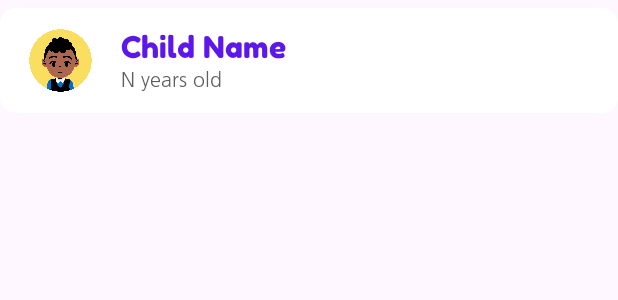
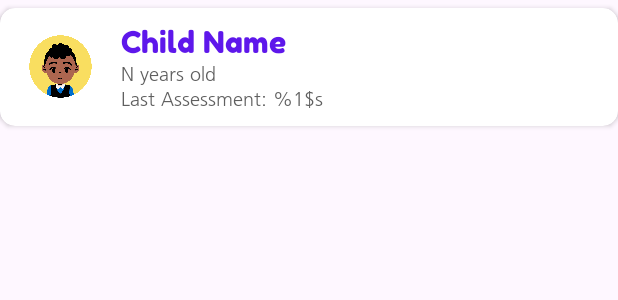
Before and after one commit to mgbong03/tahanapp, an Android app: the layout card_profile.xml on its own in the app's theme, with its tools: preview values and no code run, on a phone screen of 412 x 824 dp. Shown: the top 300 px of the screen. Run offline under Robolectric (Android 15) with nearby library versions, the phone set to English and light mode, and no system bars.

Commit message:
update profile card

```diff
--- a/app/src/main/res/layout/card_profile.xml
+++ b/app/src/main/res/layout/card_profile.xml
@@ -42,6 +42,15 @@
                 android:layout_width="wrap_content"
                 android:layout_height="wrap_content"
                 tools:text="N years old"
+                android:textSize="13sp"
+                android:textColor="@color/darkgray"
+                android:fontFamily="@font/frutiger_light"/>
+            <TextView
+                android:id="@+id/lastAssessment"
+                android:layout_width="wrap_content"
+                android:layout_height="wrap_content"
+                tools:text="Last Assessment: %1$s"
+                android:textSize="13sp"
                 android:textColor="@color/darkgray"
                 android:fontFamily="@font/frutiger_light"/>
         </LinearLayout>
--- a/app/src/main/res/values/strings.xml
+++ b/app/src/main/res/values/strings.xml
@@ -305,4 +305,6 @@
     <string name="print">Print</string>
     <string name="print_started" translatable="false">Printing r-FLACC form...</string>
     <string name="pain_trends">Pain Trends (Past 7 Days)</string>
+    <string name="last_assessment_format">Last Assessed: %1$s</string>
+    <string name="never_assessed">Never</string>
 </resources>
```
Also changed, not shown: app/src/main/java/me/kaylunasa/tahanapp/adapter/ChildProfileCardAdapter.java (+20 -0 lines), 1 other file.
